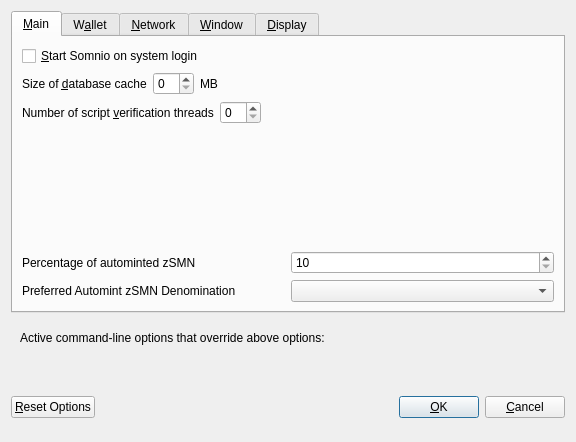
Above: src/qt/forms/optionsdialog.ui from MCLXI/TSC before the change. Below: the same form after it.
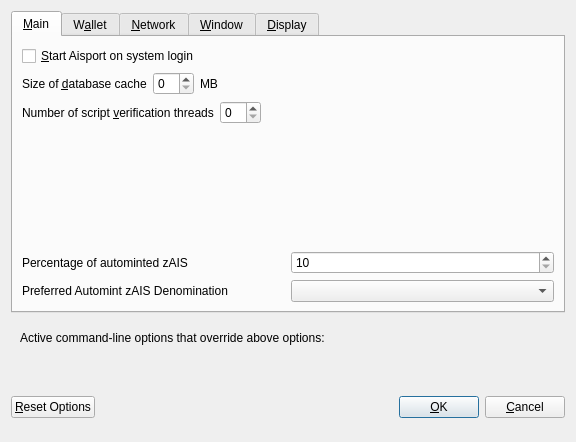
That is the form after the change. Custom widgets are drawn as their Qt base class.

```diff
--- a/src/qt/forms/optionsdialog.ui
+++ b/src/qt/forms/optionsdialog.ui
@@ -33,7 +33,7 @@
           <string>Automatically start Somnio after logging in to the system.</string>
          </property>
          <property name="text">
-          <string>&amp;Start Somnio on system login</string>
+          <string>&amp;Start Aisport on system login</string>
          </property>
         </widget>
        </item>
@@ -138,7 +138,7 @@
             <string>Percentage of incoming SMN which get automatically converted to zSMN via Zerocoin Protocol (min: 10%)</string>
            </property>
            <property name="text">
-            <string>Percentage of autominted zSMN</string>
+            <string>Percentage of autominted zAIS</string>
            </property>
           </widget>
          </item>
@@ -171,7 +171,7 @@
             <string>Wait with automatic conversion to Zerocoin until enough SMN for this denomination is available</string>
            </property>
            <property name="text">
-            <string>Preferred Automint zSMN Denomination</string>
+            <string>Preferred Automint zAIS Denomination</string>
            </property>
           </widget>
          </item>
```
Left out of the diff: 16 changed lines with no effect on the pictures.
